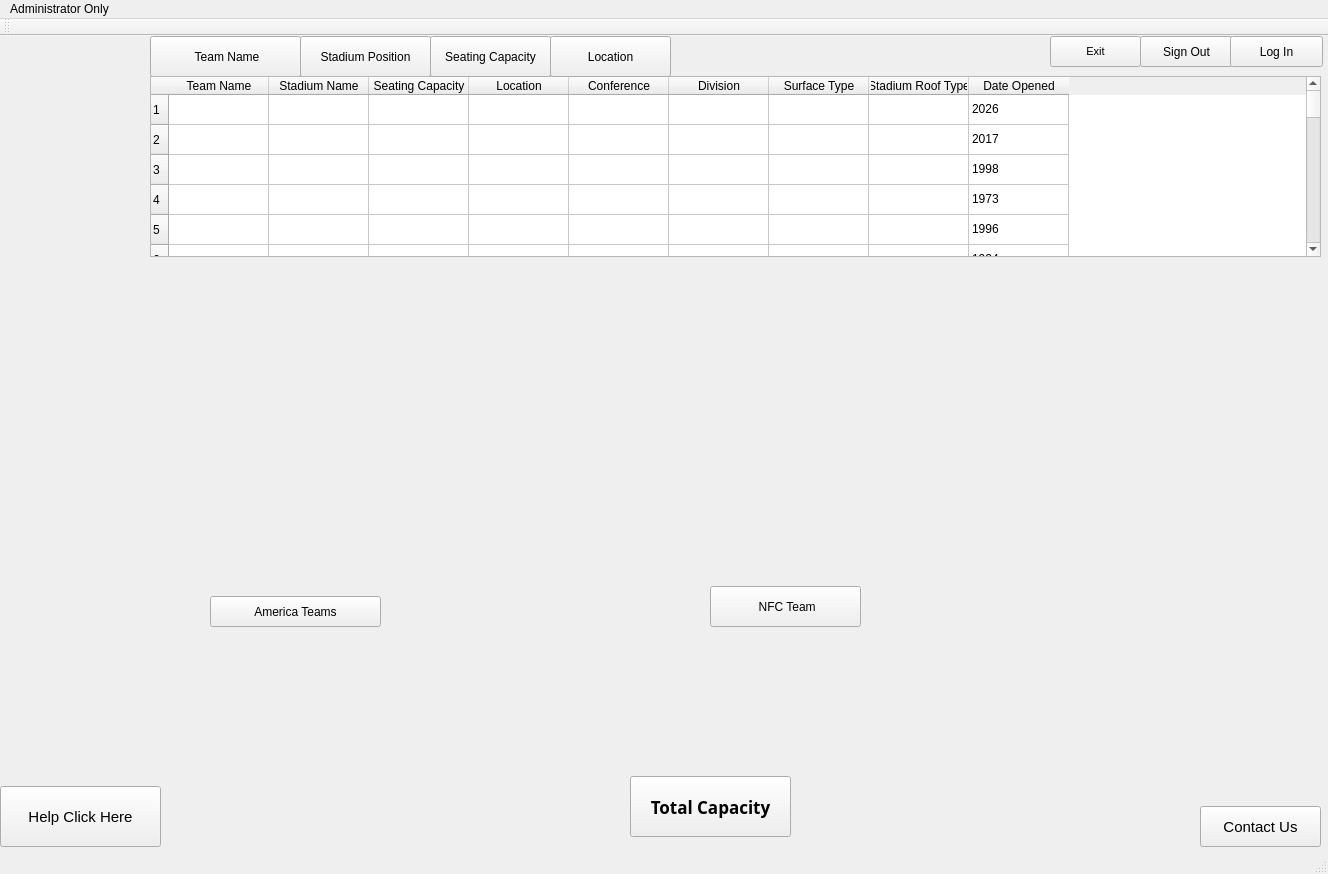
First picture: the form in mainwindow.ui, repository Ling2251/CS1C-NFL_Porject, before the edit.
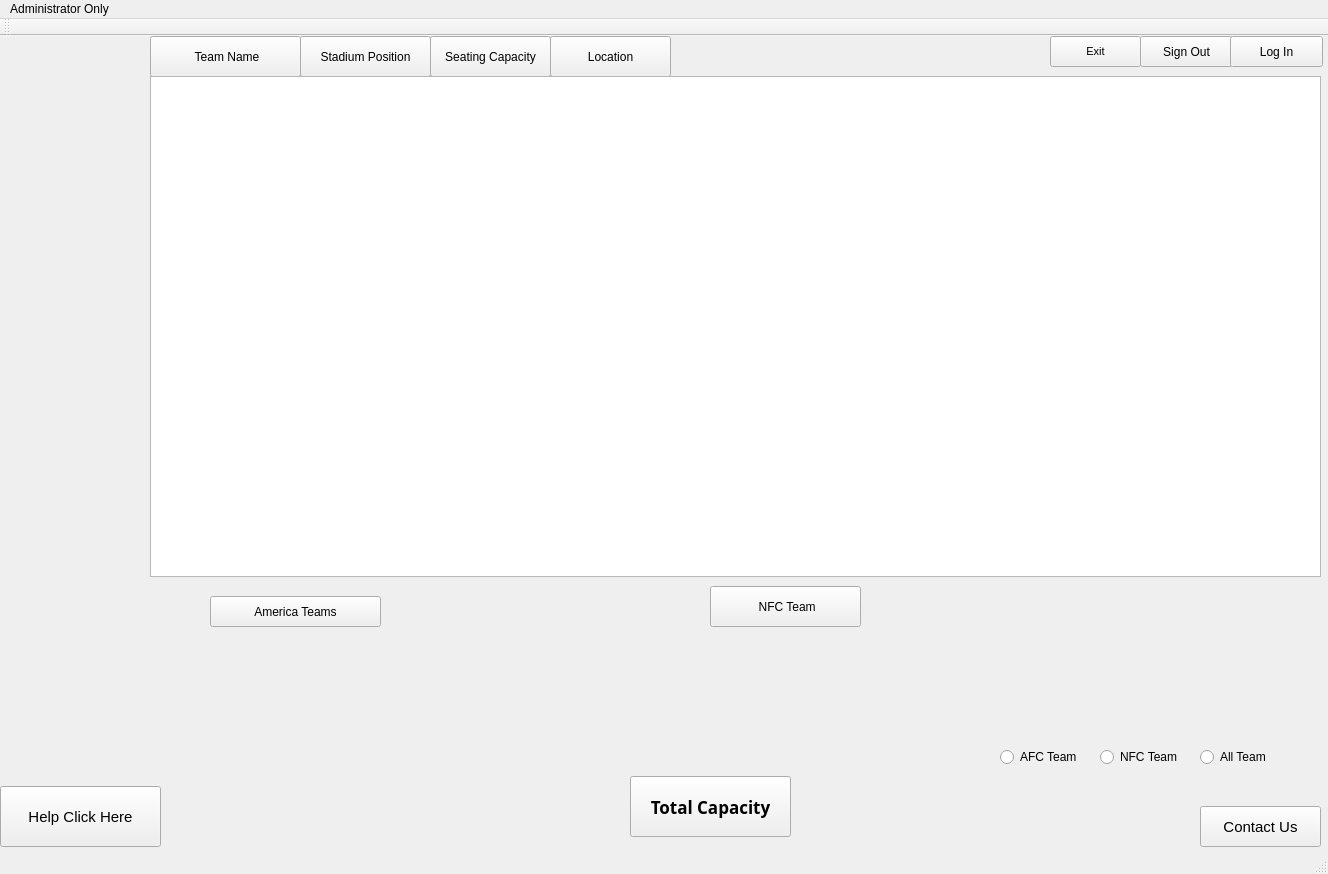
Second picture: the form after the edit. Icons and pictures are not drawn.

Diff of the .ui file:
```diff
--- a/mainwindow.ui
+++ b/mainwindow.ui
@@ -291,7 +291,7 @@
       <x>150</x>
       <y>40</y>
       <width>1171</width>
-      <height>181</height>
+      <height>501</height>
      </rect>
     </property>
     <row>
@@ -701,6 +701,65 @@
      <string>Location</string>
     </property>
    </widget>
+   <widget class="QRadioButton" name="AFCTem">
+    <property name="geometry">
+     <rect>
+      <x>1000</x>
+      <y>710</y>
+      <width>97</width>
+      <height>22</height>
+     </rect>
+    </property>
+    <property name="text">
+     <string>AFC Team</string>
+    </property>
+   </widget>
+   <widget class="QRadioButton" name="NFCTeam">
+    <property name="geometry">
+     <rect>
+      <x>1100</x>
+      <y>710</y>
+      <width>97</width>
+      <height>22</height>
+     </rect>
+    </property>
+    <property name="text">
+     <string>NFC Team</string>
+    </property>
+   </widget>
+   <widget class="QRadioButton" name="AllTeam">
+    <property name="geometry">
+     <rect>
+      <x>1200</x>
+      <y>710</y>
+      <width>97</width>
+      <height>22</height>
+     </rect>
+    </property>
+    <property name="text">
+     <string>All Team</string>
+    </property>
+   </widget>
+   <widget class="QTableWidget" name="NFCWidget">
+    <property name="geometry">
+     <rect>
+      <x>150</x>
+      <y>40</y>
+      <width>1171</width>
+      <height>501</height>
+     </rect>
+    </property>
+   </widget>
+   <widget class="QTableWidget" name="AFCWidget">
+    <property name="geometry">
+     <rect>
+      <x>150</x>
+      <y>40</y>
+      <width>1171</width>
+      <height>501</height>
+     </rect>
+    </property>
+   </widget>
   </widget>
   <widget class="QStatusBar" name="statusbar"/>
   <widget class="QMenuBar" name="menuBar">
```
Left out of the diff: 6 changed lines with no effect on the pictures.
